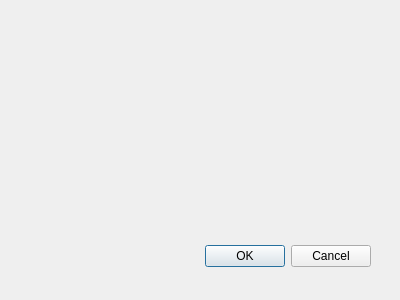
FLO-2DSoftware/FLO-2DMapCrafter, file flo2d_mapcrafter/flo2d_mapcrafter_dialog_base.ui: the form before one commit.
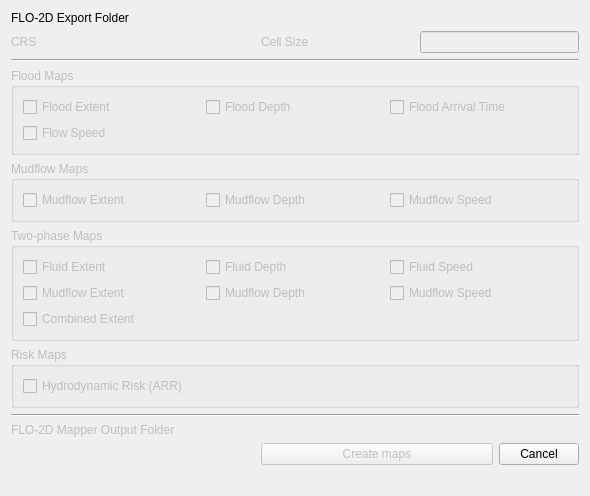
The form after the commit. Custom widgets are drawn as their Qt base class.

Commit message: First version of FLO-2D MapCrafter containing the Flood, Mudflow and Two-Phase mapping

The edit to the form file:
```diff
--- a/flo2d_mapcrafter/flo2d_mapcrafter_dialog_base.ui
+++ b/flo2d_mapcrafter/flo2d_mapcrafter_dialog_base.ui
@@ -1,34 +1,322 @@
 <ui version="4.0" >
  <class>FLO2DMapCrafterDialogBase</class>
- <widget class="QDialog" name="FLO2DMapCrafterDialogBase" >
-  <property name="geometry" >
+ <widget class="QDialog" name="FLO2DMapCrafterDialogBase">
+  <property name="geometry">
    <rect>
     <x>0</x>
     <y>0</y>
-    <width>400</width>
-    <height>300</height>
+    <width>590</width>
+    <height>496</height>
    </rect>
   </property>
   <property name="windowTitle" >
    <string>FLO-2D MapCrafter </string>
   </property>
-  <widget class="QDialogButtonBox" name="button_box" >
-   <property name="geometry" >
-    <rect>
-     <x>30</x>
-     <y>240</y>
-     <width>341</width>
-     <height>32</height>
-    </rect>
-   </property>
-   <property name="orientation" >
-    <enum>Qt::Horizontal</enum>
-   </property>
-   <property name="standardButtons" >
-    <set>QDialogButtonBox::Cancel|QDialogButtonBox::Ok</set>
-   </property>
-  </widget>
+  <layout class="QGridLayout" name="gridLayout">
+   <item row="0" column="0">
+    <layout class="QGridLayout" name="gridLayout_2">
+     <item row="3" column="0" colspan="6">
+      <widget class="Line" name="line_2">
+       <property name="orientation">
+        <enum>Qt::Horizontal</enum>
+       </property>
+      </widget>
+     </item>
+     <item row="1" column="4" colspan="2">
+      <widget class="QLineEdit" name="cellSize">
+       <property name="enabled">
+        <bool>false</bool>
+       </property>
+       <property name="sizePolicy">
+        <sizepolicy hsizetype="MinimumExpanding" vsizetype="Fixed">
+         <horstretch>0</horstretch>
+         <verstretch>0</verstretch>
+        </sizepolicy>
+       </property>
+       <property name="inputMethodHints">
+        <set>Qt::ImhPreferNumbers</set>
+       </property>
+      </widget>
+     </item>
+     <item row="1" column="2" colspan="2">
+      <widget class="QLabel" name="label_3">
+       <property name="enabled">
+        <bool>false</bool>
+       </property>
+       <property name="text">
+        <string>Cell Size</string>
+       </property>
+      </widget>
+     </item>
+     <item row="7" column="0" colspan="6">
+      <widget class="QGroupBox" name="risk_grp">
+       <property name="enabled">
+        <bool>false</bool>
+       </property>
+       <property name="title">
+        <string>Risk Maps</string>
+       </property>
+       <layout class="QGridLayout" name="gridLayout_4">
+        <item row="0" column="0">
+         <widget class="QCheckBox" name="hr_cb">
+          <property name="text">
+           <string>Hydrodynamic Risk (ARR)</string>
+          </property>
+         </widget>
+        </item>
+       </layout>
+      </widget>
+     </item>
+     <item row="1" column="1">
+      <widget class="QgsProjectionSelectionWidget" name="crsselector">
+       <property name="enabled">
+        <bool>false</bool>
+       </property>
+      </widget>
+     </item>
+     <item row="10" column="2" colspan="3">
+      <widget class="QPushButton" name="runButton">
+       <property name="enabled">
+        <bool>false</bool>
+       </property>
+       <property name="text">
+        <string>Create maps</string>
+       </property>
+      </widget>
+     </item>
+     <item row="4" column="0" colspan="6">
+      <widget class="QGroupBox" name="flood_grp">
+       <property name="enabled">
+        <bool>false</bool>
+       </property>
+       <property name="title">
+        <string>Flood Maps</string>
+       </property>
+       <property name="checkable">
+        <bool>false</bool>
+       </property>
+       <property name="checked">
+        <bool>false</bool>
+       </property>
+       <layout class="QGridLayout" name="gridLayout_3">
+        <item row="0" column="3">
+         <widget class="QCheckBox" name="ft_cb">
+          <property name="text">
+           <string>Flood Arrival Time</string>
+          </property>
+         </widget>
+        </item>
+        <item row="0" column="1">
+         <widget class="QCheckBox" name="fe_cb">
+          <property name="text">
+           <string>Flood Extent</string>
+          </property>
+         </widget>
+        </item>
+        <item row="0" column="2">
+         <widget class="QCheckBox" name="fd_cb">
+          <property name="text">
+           <string>Flood Depth</string>
+          </property>
+         </widget>
+        </item>
+        <item row="1" column="1">
+         <widget class="QCheckBox" name="fs_cb">
+          <property name="text">
+           <string>Flow Speed</string>
+          </property>
+         </widget>
+        </item>
+       </layout>
+      </widget>
+     </item>
+     <item row="1" column="0">
+      <widget class="QLabel" name="label_4">
+       <property name="enabled">
+        <bool>false</bool>
+       </property>
+       <property name="text">
+        <string>CRS</string>
+       </property>
+      </widget>
+     </item>
+     <item row="9" column="0">
+      <widget class="QLabel" name="label_2">
+       <property name="enabled">
+        <bool>false</bool>
+       </property>
+       <property name="text">
+        <string>FLO-2D Mapper Output Folder</string>
+       </property>
+      </widget>
+     </item>
+     <item row="10" column="5">
+      <widget class="QPushButton" name="cancelButton">
+       <property name="enabled">
+        <bool>true</bool>
+       </property>
+       <property name="text">
+        <string>Cancel</string>
+       </property>
+      </widget>
+     </item>
+     <item row="0" column="0">
+      <widget class="QLabel" name="label">
+       <property name="text">
+        <string>FLO-2D Export Folder</string>
+       </property>
+      </widget>
+     </item>
+     <item row="5" column="0" colspan="6">
+      <widget class="QGroupBox" name="mud_grp">
+       <property name="enabled">
+        <bool>false</bool>
+       </property>
+       <property name="title">
+        <string>Mudflow Maps</string>
+       </property>
+       <layout class="QGridLayout" name="gridLayout_6">
+        <item row="0" column="1">
+         <widget class="QCheckBox" name="md_cb">
+          <property name="text">
+           <string>Mudflow Depth</string>
+          </property>
+         </widget>
+        </item>
+        <item row="0" column="0">
+         <widget class="QCheckBox" name="me_cb">
+          <property name="text">
+           <string>Mudflow Extent</string>
+          </property>
+         </widget>
+        </item>
+        <item row="0" column="2">
+         <widget class="QCheckBox" name="ms_cb">
+          <property name="text">
+           <string>Mudflow Speed</string>
+          </property>
+         </widget>
+        </item>
+       </layout>
+      </widget>
+     </item>
+     <item row="9" column="1" colspan="5">
+      <widget class="QgsFileWidget" name="mapper_out_folder">
+       <property name="enabled">
+        <bool>false</bool>
+       </property>
+       <property name="storageMode">
+        <enum>QgsFileWidget::GetDirectory</enum>
+       </property>
+       <property name="options">
+        <set>QFileDialog::ShowDirsOnly</set>
+       </property>
+      </widget>
+     </item>
+     <item row="8" column="0" colspan="6">
+      <widget class="Line" name="line">
+       <property name="orientation">
+        <enum>Qt::Horizontal</enum>
+       </property>
+      </widget>
+     </item>
+     <item row="6" column="0" colspan="6">
+      <widget class="QGroupBox" name="twophase_grp">
+       <property name="enabled">
+        <bool>false</bool>
+       </property>
+       <property name="title">
+        <string>Two-phase Maps</string>
+       </property>
+       <layout class="QGridLayout" name="gridLayout_5">
+        <item row="2" column="0">
+         <widget class="QCheckBox" name="ce_cb">
+          <property name="text">
+           <string>Combined Extent</string>
+          </property>
+         </widget>
+        </item>
+        <item row="0" column="0">
+         <widget class="QCheckBox" name="cfe_cb">
+          <property name="text">
+           <string>Fluid Extent</string>
+          </property>
+         </widget>
+        </item>
+        <item row="0" column="1">
+         <widget class="QCheckBox" name="cfd_cb">
+          <property name="text">
+           <string>Fluid Depth</string>
+          </property>
+         </widget>
+        </item>
+        <item row="1" column="0">
+         <widget class="QCheckBox" name="cme_cb">
+          <property name="text">
+           <string>Mudflow Extent</string>
+          </property>
+         </widget>
+        </item>
+        <item row="1" column="1">
+         <widget class="QCheckBox" name="cmd_cb">
+          <property name="text">
+           <string>Mudflow Depth</string>
+          </property>
+         </widget>
+        </item>
+        <item row="0" column="2">
+         <widget class="QCheckBox" name="cfs_cb">
+          <property name="text">
+           <string>Fluid Speed</string>
+          </property>
+         </widget>
+        </item>
+        <item row="1" column="2">
+         <widget class="QCheckBox" name="cms_cb">
+          <property name="text">
+           <string>Mudflow Speed</string>
+          </property>
+         </widget>
+        </item>
+       </layout>
+      </widget>
+     </item>
+     <item row="0" column="1" colspan="5">
+      <widget class="QgsFileWidget" name="flo2d_out_folder">
+       <property name="storageMode">
+        <enum>QgsFileWidget::GetDirectory</enum>
+       </property>
+      </widget>
+     </item>
+    </layout>
+   </item>
+   <item row="2" column="0">
+    <spacer name="verticalSpacer">
+     <property name="orientation">
+      <enum>Qt::Vertical</enum>
+     </property>
+     <property name="sizeHint" stdset="0">
+      <size>
+       <width>481</width>
+       <height>1</height>
+      </size>
+     </property>
+    </spacer>
+   </item>
+  </layout>
  </widget>
+ <customwidgets>
+  <customwidget>
+   <class>QgsFileWidget</class>
+   <extends>QWidget</extends>
+   <header>qgsfilewidget.h</header>
+  </customwidget>
+  <customwidget>
+   <class>QgsProjectionSelectionWidget</class>
+   <extends>QWidget</extends>
+   <header>qgsprojectionselectionwidget.h</header>
+  </customwidget>
+ </customwidgets>
  <resources/>
  <connections>
   <connection>
```
Left out of the diff: 40 changed lines with no effect on the pictures. The commit also changes 3 other files.
